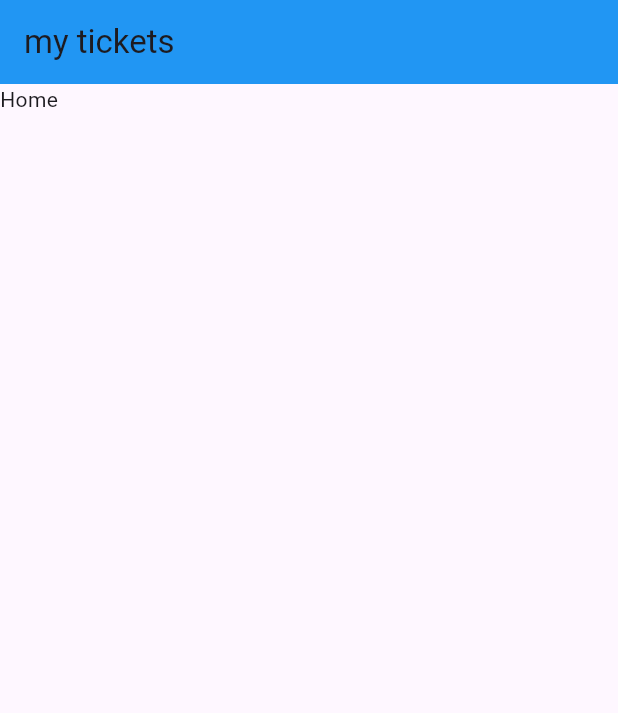
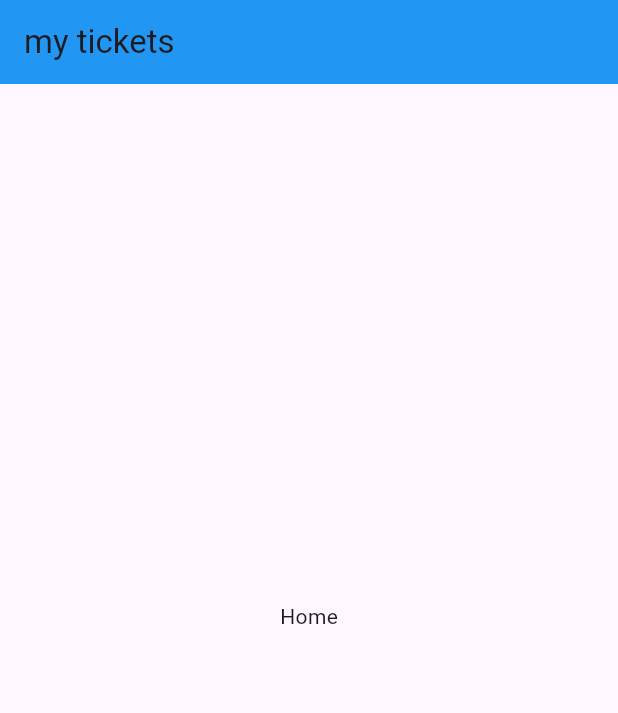
Before and after one commit to wemppywp/MyTickets, a Flutter app: the screen it shows after launch, on a phone screen of 412 x 824 dp. Shown: the top 713 px of the screen. Run offline on Flutter 3.47's test engine with Material 3 defaults, Android fonts, the phone set to English and light mode, and no system bars; our stand-ins replace fluentui_system_icons.

Commit message:
fix bug bottom nav

```diff
--- a/lib/screens/bottom_bar.dart
+++ b/lib/screens/bottom_bar.dart
@@ -27,8 +27,9 @@ class _BottomBarState extends State<BottomBar> {
   Widget build(BuildContext context) {
     return Scaffold(
       appBar: AppBar(title: const Text("my tickets"),backgroundColor: Colors.blue,),
-      body: _widgetOptions[_selectedIndex],
+      body: Center(child: _widgetOptions[_selectedIndex]),
       bottomNavigationBar: BottomNavigationBar(
+        currentIndex: _selectedIndex,
         onTap: _onItemTapped,
         elevation: 10,
         showSelectedLabels: false,
```
